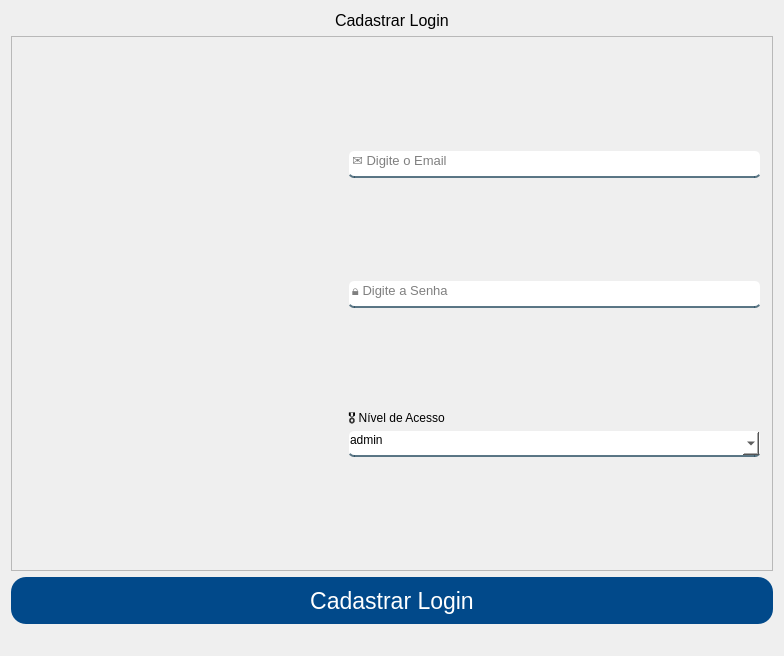
Before: the Qt Designer form App/view/ui/cadastroLogin.ui in Senac-SOR-ADS/Mapa-de-Sala, drawn with Qt 5.
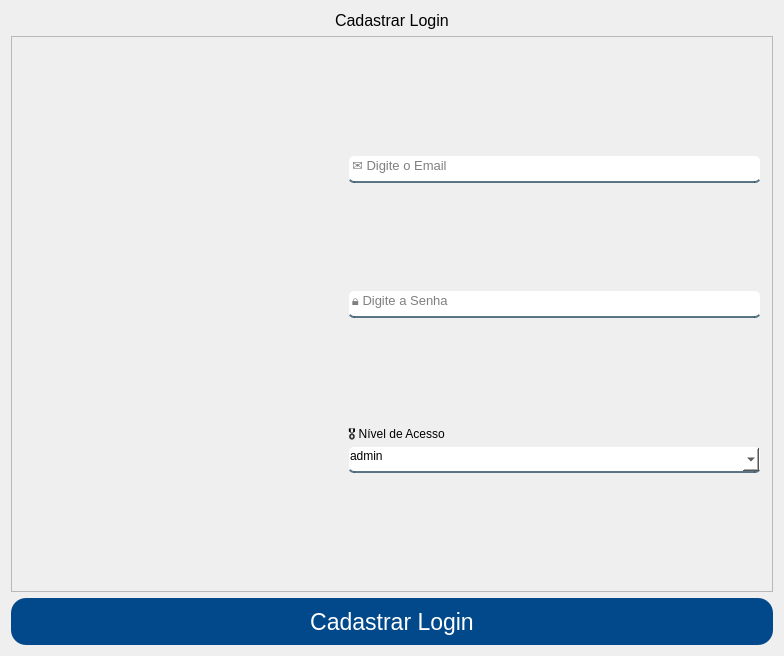
After: the same form once the commit is applied. Icons and pictures are not drawn.

What changed in the file:
```diff
--- a/App/view/ui/cadastroLogin.ui
+++ b/App/view/ui/cadastroLogin.ui
@@ -283,21 +283,6 @@
      </property>
     </widget>
    </item>
-   <item>
-    <widget class="QLabel" name="respostas">
-     <property name="font">
-      <font>
-       <pointsize>10</pointsize>
-      </font>
-     </property>
-     <property name="text">
-      <string/>
-     </property>
-     <property name="alignment">
-      <set>Qt::AlignCenter</set>
-     </property>
-    </widget>
-   </item>
   </layout>
  </widget>
  <tabstops>
```
